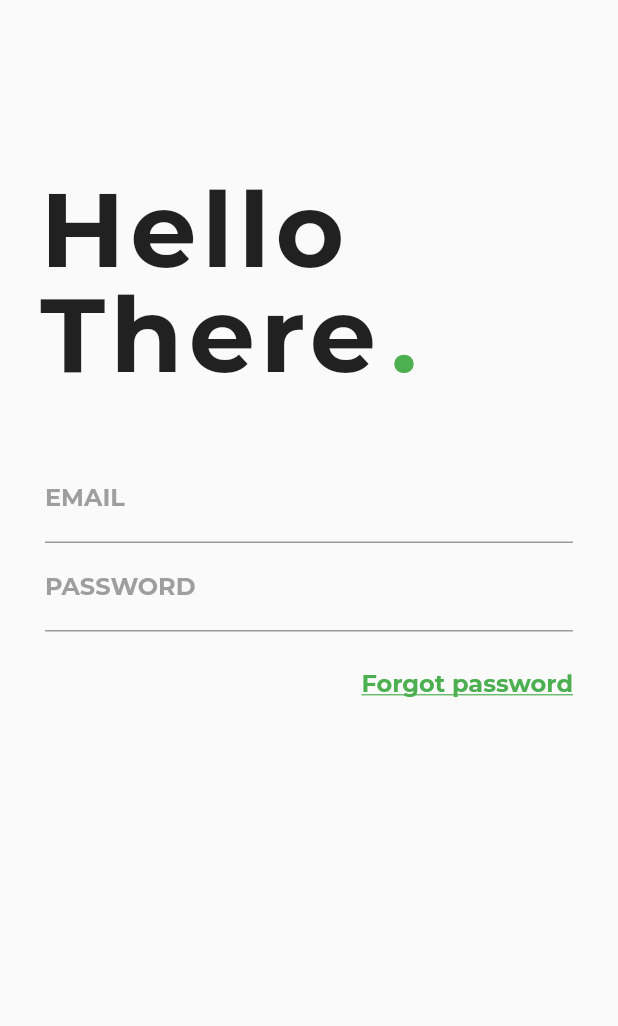
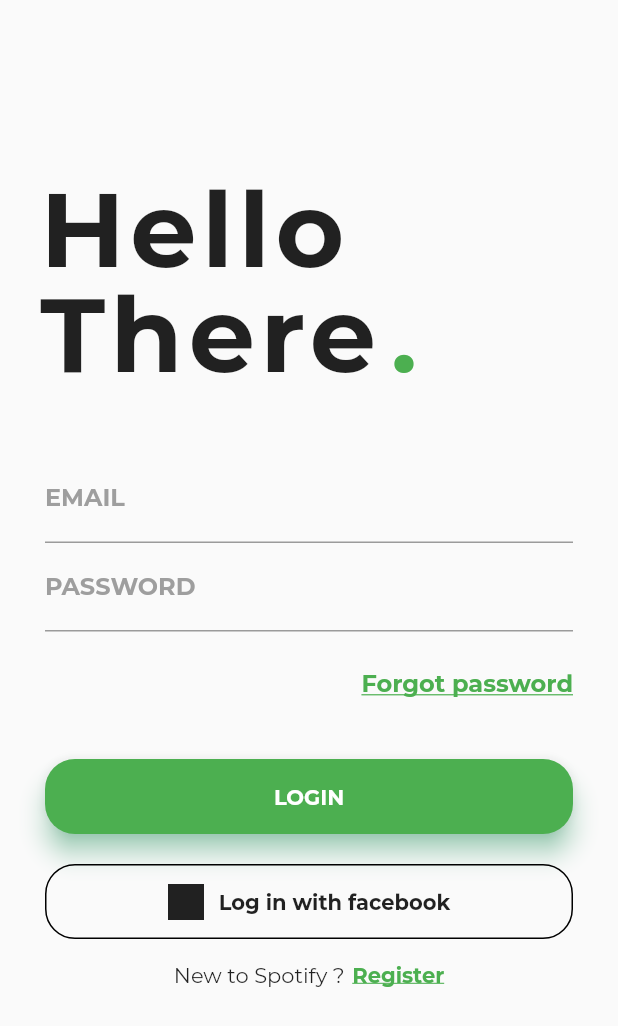
Before and after one commit to elraphty/Fluttersignupandlogin, a Flutter app: the screen it shows after launch, on a phone screen of 412 x 824 dp. Shown: the top 1026 px of the screen. Run offline on Flutter 3.47's test engine with Material 2 defaults, Android fonts, the phone set to English and light mode, and no system bars; project files that could hold a hidden picture were left out.

Commit message:
finished login

```diff
--- a/lib/main.dart
+++ b/lib/main.dart
@@ -170,9 +170,96 @@ class _MyHomePageState extends State<MyHomePage> {
                         ),
                       ),
                     )
+                  ),
+                  SizedBox(height: 40,),
+                  Container(
+                    height: 50,
+                    child: Material(
+                      borderRadius: BorderRadius.circular(20.0),
+                      shadowColor: Colors.greenAccent,
+                      color: Colors.green,
+                      elevation: 7.0,
+                      child: GestureDetector(
+                        onTap: () {},
+                        child: Center(
+                          child: Padding(
+                            padding: const EdgeInsets.fromLTRB(0.0, 5.0, 0.0, 5.0),
+                            child: Text('LOGIN',
+                                style: TextStyle(
+                                  color: Colors.white,
+                                  fontWeight: FontWeight.bold,
+                                  fontFamily: 'Montserrat'
+                                )
+                            ),
+                          ),
+                        ),
+                      ),
+                    ),
+                  ),
+                  SizedBox(height: 20.0,),
+                  Container(
+                    height: 50,
+                    color: Colors.transparent,
+                    child: Container(
+                      decoration: BoxDecoration(
+                        border: Border.all(
+                          color: Colors.black,
+                          style: BorderStyle.solid,
+                          width: 1.0,
+                        ),
+                        color: Colors.transparent,
+                        borderRadius: BorderRadius.circular(20.0)
+                      ),
+                      child: Row(
+                        mainAxisAlignment: MainAxisAlignment.center,
+                        children: <Widget>[
+                          Center(
+                            child: ImageIcon(AssetImage('assets/images/facebook.png')),
+                          ),
+                          Center(
+                            child: Padding(
+                              padding: const EdgeInsets.only(left: 10.0),
+                              child: Text(
+                                'Log in with facebook',
+                                style: TextStyle(
+                                  fontWeight: FontWeight.bold,
+                                  fontFamily: 'Montserrat'
+                                ),
+                              ),
+                            ),
+                          )
+                        ],
+                      ),
+                    ),
                   )
                 ],
               ),
+            ),
+            SizedBox(
+                height: 15.0
+            ),
+            Row(
+              mainAxisAlignment: MainAxisAlignment.center,
+              children: <Widget>[
+                Text('New to Spotify ?',
+                    style: TextStyle(
+                      fontFamily: 'Montserrat'
+                    )
+                ),
+                SizedBox(width: 5.0),
+                InkWell(
+                  onTap: () {},
+                  child: Text(
+                    'Register',
+                    style: TextStyle(
+                      color: Colors.green,
+                      fontFamily: 'Montserrat',
+                      fontWeight: FontWeight.bold,
+                      decoration: TextDecoration.underline
+                    ),
+                  ),
+                )
+              ],
             )
           ],
         ),
--- a/pubspec.yaml
+++ b/pubspec.yaml
@@ -47,6 +47,7 @@ flutter:
   # To add assets to your application, add an assets section, like this:
   assets:
     - assets/
+    - assets/images/
 
   # An image asset can refer to one or more resolution-specific "variants", see
   # https://flutter.dev/assets-and-images/#resolution-aware.
```
